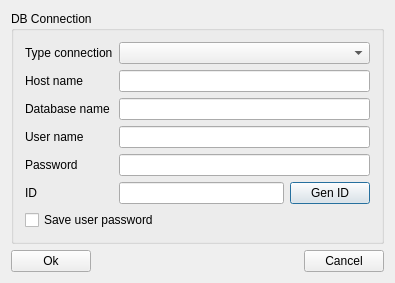
Qt form TimeTracking/forms/settings.ui (atakz/TimeTracking) before a commit.
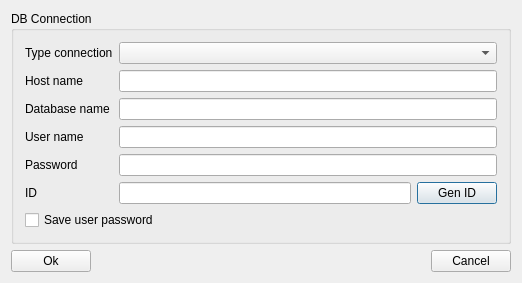
The same form after that commit.

```diff
--- a/TimeTracking/forms/settings.ui
+++ b/TimeTracking/forms/settings.ui
@@ -6,7 +6,7 @@
    <rect>
     <x>0</x>
     <y>0</y>
-    <width>395</width>
+    <width>522</width>
     <height>275</height>
    </rect>
   </property>
```
